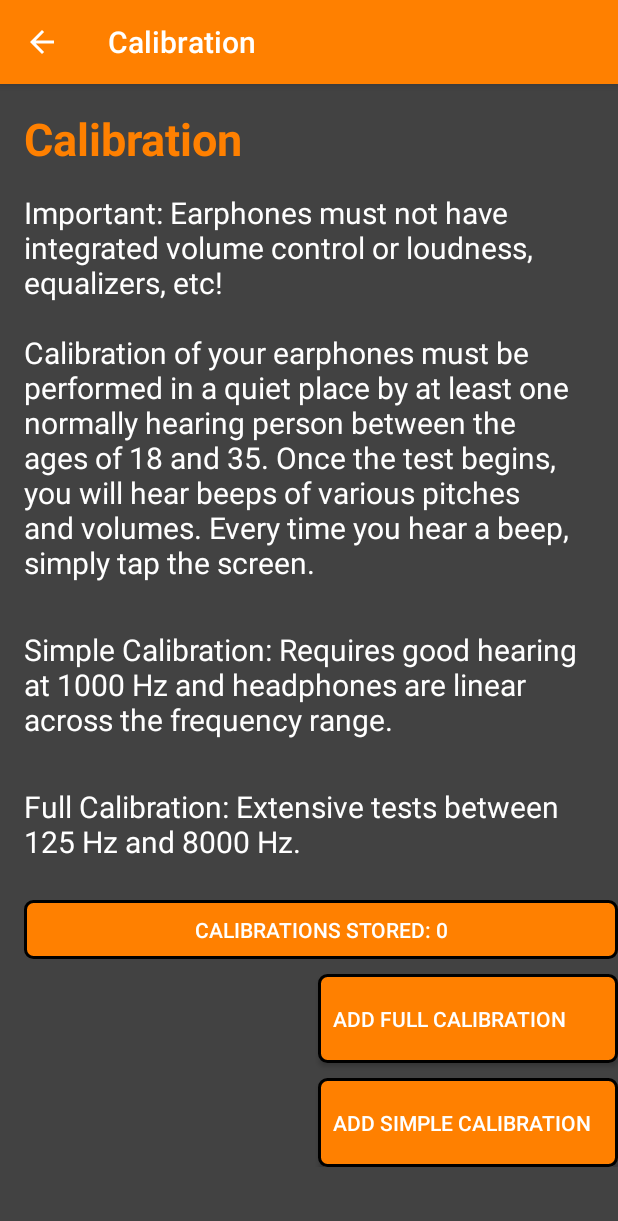
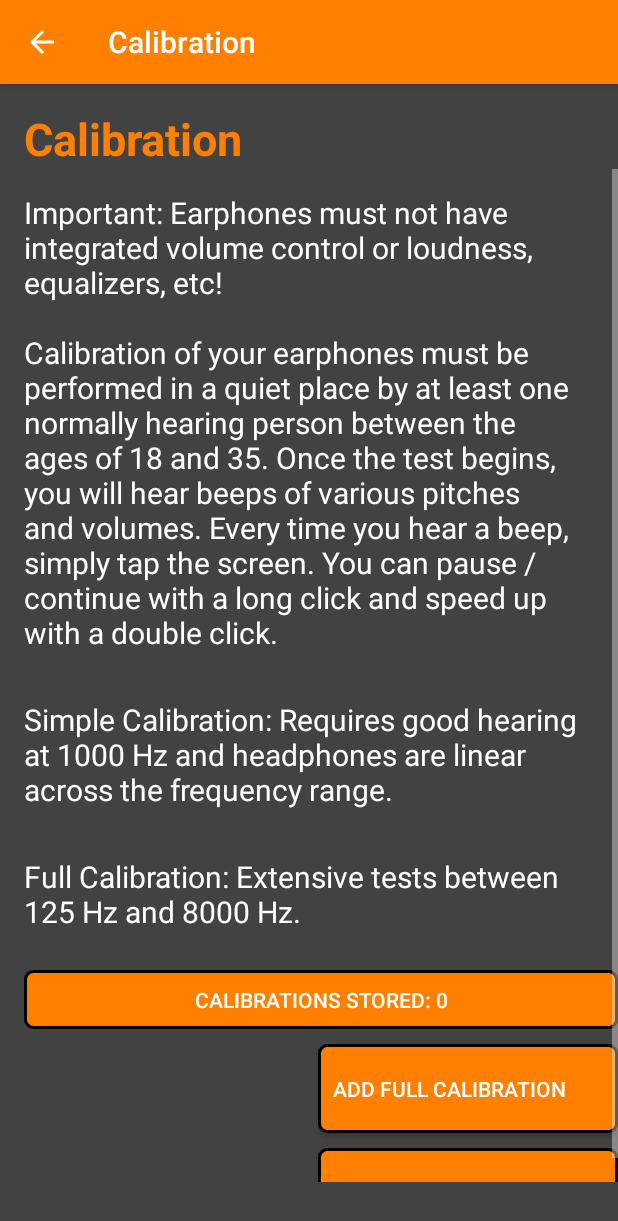
Before and after one commit to woheller69/audiometry, an Android app: the Pre_Calibration screen opened directly, with no data from a screen before it, on a phone screen of 412 x 824 dp. Shown: the top 1221 px of the screen. Run offline under Robolectric (Android 15) with nearby library versions, the phone set to English and light mode, and no system bars.

Commit message:
Improve instructions and README

```diff
--- a/app/src/main/res/values/strings.xml
+++ b/app/src/main/res/values/strings.xml
@@ -9,7 +9,7 @@
     <string name="test_running">Test in Progress!</string>
 
     <string name="title_calibration">Calibration</string>
-    <string name="pre_calibration_info_body">Important: Earphones must not have integrated volume control or loudness, equalizers, etc! \n\nCalibration of your earphones must be performed in a quiet place by at least one normally hearing person between the ages of 18 and 35. Once the test begins, you will hear beeps of various pitches and volumes. Every time you hear a beep, simply tap the screen.</string>
+    <string name="pre_calibration_info_body">Important: Earphones must not have integrated volume control or loudness, equalizers, etc! \n\nCalibration of your earphones must be performed in a quiet place by at least one normally hearing person between the ages of 18 and 35. Once the test begins, you will hear beeps of various pitches and volumes. Every time you hear a beep, simply tap the screen. You can pause / continue with a long click and speed up with a double click.</string>
     <string name="pre_calibration_info_simple">Simple Calibration: Requires good hearing at 1000 Hz and headphones are linear across the frequency range.</string>
     <string name="pre_calibration_info_full">Full Calibration: Extensive tests between 125 Hz and 8000 Hz.</string>
     <string name="button_begin_full_calibration">Add full calibration</string>
@@ -25,7 +25,7 @@
     <string name="button_singlestart">Test single frequency</string>
     <string name="no_test_results">No test results available. Please take a test, then return to this page.</string>
     <string name="chart_description">Hearing Thresholds (dB HL)</string>
-    <string name="instructions">This app can evaluate your hearing capabilities.\nFirst your earphones must be calibrated. \n\nImportant: Earphones must not have integrated volume control or loudness, equalizers, etc! \n\nYou can either perform a full test which requires one or better several persons between the ages of 18 and 35 with normal hearing. Or you can perform a simple calibration at 1000Hz only (assuming good hearing at this frequency). In this case it is assumed that the earphones are linear across the frequency range and calibration values for the other frequencies are then calculated using the ISO226:2003 standard.\n\nWhenever you hear a beep simply touch the screen. You can pause / continue with a long click.\n\nIf you have several persons available for calibration simply press "Add Calibration" and an average value of existing calibrations will be calculated. You may also delete the whole calibration.\n\nAfter that you can perform tests and view them in test results.\n\nYou can then also perform tests at single frequencies. There you can manually select ear, frequency, and sound amplitude by clicking on the buttons.</string>
+    <string name="instructions">This app can evaluate your hearing capabilities.\nFirst your earphones must be calibrated. \n\nImportant: Earphones must not have integrated volume control or loudness, equalizers, etc! \n\nYou can either perform a full test which requires one or better several persons between the ages of 18 and 35 with normal hearing. Or you can perform a simple calibration at 1000Hz only (assuming good hearing at this frequency). In this case it is assumed that the earphones are linear across the frequency range and calibration values for the other frequencies are then calculated using the ISO226:2003 standard.\n\nWhenever you hear a beep simply touch the screen. You can pause / continue with a long click and speed up with a double click.\n\nIf you have several persons available for calibration simply press "Add Calibration" and an average value of existing calibrations will be calculated. You may also delete the whole calibration.\n\nAfter that you can perform tests and view them in test results.\n\nYou can then also perform tests at single frequencies. There you can manually select ear, frequency, and sound amplitude by clicking on the buttons.</string>
     <string name="title_activity_performSingleTest">Set parameters manually</string>
     <string name="dialog_OK_button">OK</string>
     <string name="dialog_NO_button">NO</string>
```
Also changed, not shown: 4 other files.
